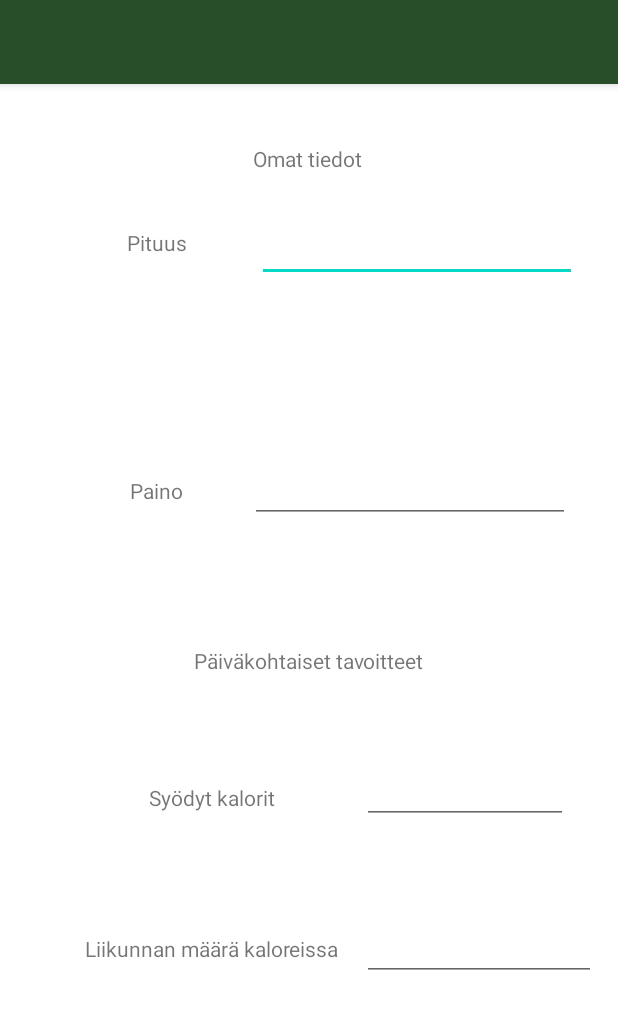
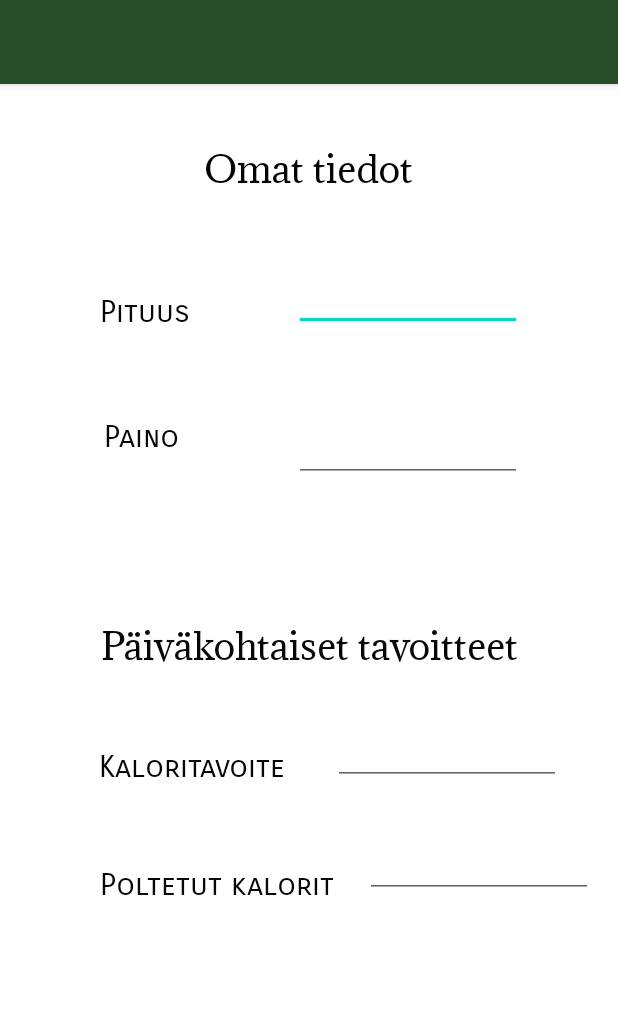
Before and after one commit to Sofvi/HealthHub, an Android app: the UserSettings screen opened directly, with no data from a screen before it, on a phone screen of 412 x 824 dp. Shown: the top 1009 px of the screen. Run offline under Robolectric (Android 15) with nearby library versions, the phone set to English and light mode, and no system bars.

Commit message:
Layout version 4

```diff
--- a/app/src/main/res/layout/activity_exercise.xml
+++ b/app/src/main/res/layout/activity_exercise.xml
@@ -15,8 +15,9 @@
 
     <TextView
         android:id="@+id/textView5"
-        android:layout_width="243dp"
-        android:layout_height="32dp"
+        android:layout_width="339dp"
+        android:layout_height="47dp"
+        android:fontFamily="sans-serif-smallcaps"
         android:text="Lisää uusi liikuntasuoritus"
         android:textAlignment="center"
         android:textColor="#050505"
--- a/app/src/main/res/layout/activity_user_settings.xml
+++ b/app/src/main/res/layout/activity_user_settings.xml
@@ -11,7 +11,11 @@
         android:layout_width="wrap_content"
         android:layout_height="wrap_content"
         android:layout_marginTop="40dp"
+        android:fontFamily="@font/adamina"
         android:text="Omat tiedot"
+        android:textAlignment="center"
+        android:textColor="#040404"
+        android:textSize="24sp"
         app:layout_constraintEnd_toEndOf="parent"
         app:layout_constraintHorizontal_bias="0.498"
         app:layout_constraintStart_toStartOf="parent"
@@ -22,99 +26,135 @@
         android:layout_width="wrap_content"
         android:layout_height="wrap_content"
         android:layout_marginStart="37dp"
-        android:layout_marginTop="96dp"
-        android:text="Pituus"
+        android:layout_marginTop="140dp"
+        android:fontFamily="sans-serif-smallcaps"
+        android:text="@string/pituus"
+        android:textColor="#070707"
+        android:textSize="20sp"
         app:layout_constraintEnd_toStartOf="@+id/et_height"
+        app:layout_constraintHorizontal_bias="0.295"
         app:layout_constraintStart_toStartOf="parent"
         app:layout_constraintTop_toTopOf="parent" />
 
     <TextView
         android:id="@+id/textView8"
-        android:layout_width="wrap_content"
-        android:layout_height="wrap_content"
+        android:layout_width="55dp"
+        android:layout_height="29dp"
         android:layout_marginStart="41dp"
-        android:layout_marginTop="154dp"
-        android:layout_marginBottom="154dp"
-        android:text="Paino"
-        app:layout_constraintBottom_toTopOf="@+id/et_food_goal"
+        android:fontFamily="sans-serif-smallcaps"
+        android:text="@string/paino"
+        android:textAlignment="center"
+        android:textColor="#070707"
+        android:textSize="20sp"
+        app:layout_constraintBottom_toTopOf="@+id/textView9"
         app:layout_constraintEnd_toStartOf="@+id/et_weight"
+        app:layout_constraintHorizontal_bias="0.252"
         app:layout_constraintStart_toStartOf="parent"
-        app:layout_constraintTop_toTopOf="@+id/textView7" />
+        app:layout_constraintTop_toBottomOf="@+id/textView7"
+        app:layout_constraintVertical_bias="0.358" />
 
     <TextView
         android:id="@+id/textView9"
         android:layout_width="wrap_content"
         android:layout_height="wrap_content"
-        android:text="Päiväkohtaiset tavoitteet"
+        android:fontFamily="@font/adamina"
+        android:text="@string/p_iv_kohtaiset_tavoitteet"
+        android:textAlignment="center"
+        android:textColor="#070707"
+        android:textSize="24sp"
         app:layout_constraintBottom_toBottomOf="parent"
         app:layout_constraintEnd_toEndOf="parent"
         app:layout_constraintStart_toStartOf="parent"
-        app:layout_constraintTop_toTopOf="parent" />
+        app:layout_constraintTop_toTopOf="parent"
+        app:layout_constraintVertical_bias="0.487" />
 
     <TextView
         android:id="@+id/textView10"
         android:layout_width="wrap_content"
         android:layout_height="wrap_content"
-        android:text="Syödyt kalorit"
+        android:fontFamily="sans-serif-smallcaps"
+        android:text="@string/kaloritavoite"
+        android:textAlignment="center"
+        android:textColor="#070707"
+        android:textSize="20sp"
         app:layout_constraintBottom_toTopOf="@+id/textView11"
         app:layout_constraintEnd_toEndOf="@+id/textView9"
+        app:layout_constraintHorizontal_bias="0.3"
         app:layout_constraintStart_toStartOf="parent"
-        app:layout_constraintTop_toTopOf="@+id/guideline8" />
+        app:layout_constraintTop_toTopOf="@+id/guideline8"
+        app:layout_constraintVertical_bias="0.523" />
 
     <TextView
         android:id="@+id/textView11"
         android:layout_width="wrap_content"
         android:layout_height="wrap_content"
-        android:text="Liikunnan määrä kaloreissa"
+        android:fontFamily="sans-serif-smallcaps"
+        android:text="@string/poltetut_kalorit"
+        android:textAlignment="center"
+        android:textColor="#070707"
+        android:textSize="20sp"
         app:layout_constraintBottom_toBottomOf="parent"
         app:layout_constraintEnd_toEndOf="@+id/textView9"
+        app:layout_constraintHorizontal_bias="0.349"
         app:layout_constraintStart_toStartOf="parent"
-        app:layout_constraintTop_toTopOf="@+id/guideline8" />
+        app:layout_constraintTop_toTopOf="@+id/guideline8"
+        app:layout_constraintVertical_bias="0.384" />
 
     <EditText
         android:id="@+id/et_height"
-        android:layout_width="wrap_content"
-        android:layout_height="wrap_content"
-        android:layout_marginTop="27dp"
-        android:layout_marginEnd="27dp"
+        android:layout_width="152dp"
+        android:layout_height="59dp"
+        android:layout_marginTop="32dp"
+        android:layout_marginEnd="64dp"
         android:ems="10"
         android:inputType="number"
+        android:textColor="#070707"
         app:layout_constraintEnd_toEndOf="parent"
-        app:layout_constraintTop_toBottomOf="@+id/textView6" />
+        app:layout_constraintTop_toBottomOf="@+id/textView6"
+        tools:ignore="SpeakableTextPresentCheck,TouchTargetSizeCheck" />
 
     <EditText
         android:id="@+id/et_weight"
-        android:layout_width="wrap_content"
-        android:layout_height="wrap_content"
-        android:layout_marginEnd="32dp"
+        android:layout_width="152dp"
+        android:layout_height="59dp"
+        android:layout_marginEnd="64dp"
         android:ems="10"
         android:inputType="number"
+        android:textColor="#070707"
         app:layout_constraintBaseline_toBaselineOf="@+id/textView8"
-        app:layout_constraintEnd_toEndOf="parent" />
+        app:layout_constraintEnd_toEndOf="parent"
+        tools:ignore="TouchTargetSizeCheck,SpeakableTextPresentCheck" />
 
     <EditText
         android:id="@+id/et_food_goal"
-        android:layout_width="137dp"
-        android:layout_height="47dp"
+        android:layout_width="152dp"
+        android:layout_height="59dp"
         android:layout_marginTop="67dp"
         android:layout_marginBottom="69dp"
         android:ems="10"
         android:inputType="number"
+        android:textColor="#070707"
         app:layout_constraintBottom_toTopOf="@+id/textView11"
         app:layout_constraintEnd_toEndOf="parent"
-        app:layout_constraintHorizontal_bias="0.633"
+        app:layout_constraintHorizontal_bias="0.455"
         app:layout_constraintStart_toEndOf="@+id/textView10"
-        app:layout_constraintTop_toTopOf="@+id/textView9" />
+        app:layout_constraintTop_toTopOf="@+id/textView9"
+        app:layout_constraintVertical_bias="0.552"
+        tools:ignore="SpeakableTextPresentCheck" />
 
     <EditText
         android:id="@+id/et_exercise_goal"
-        android:layout_width="156dp"
-        android:layout_height="45dp"
+        android:layout_width="152dp"
+        android:layout_height="59dp"
+        android:layout_marginTop="16dp"
         android:ems="10"
         android:inputType="number"
-        app:layout_constraintBaseline_toBaselineOf="@+id/textView11"
+        android:textColor="#070707"
         app:layout_constraintEnd_toEndOf="parent"
-        app:layout_constraintStart_toEndOf="@+id/textView11" />
+        app:layout_constraintHorizontal_bias="0.567"
+        app:layout_constraintStart_toEndOf="@+id/textView11"
+        app:layout_constraintTop_toBottomOf="@+id/et_food_goal"
+        tools:ignore="TouchTargetSizeCheck,SpeakableTextPresentCheck" />
 
     <androidx.constraintlayout.widget.Guideline
         android:id="@+id/guideline8"
--- a/app/src/main/res/layout/activity_weight.xml
+++ b/app/src/main/res/layout/activity_weight.xml
@@ -10,6 +10,7 @@
         android:id="@+id/textView4"
         android:layout_width="188dp"
         android:layout_height="49dp"
+        android:fontFamily="sans-serif-smallcaps"
         android:text="@string/lis_uusi_paino"
         android:textAlignment="center"
         android:textColor="#050505"
@@ -60,6 +61,7 @@
         android:layout_width="104dp"
         android:layout_height="57dp"
         android:backgroundTint="#274E29"
+        android:fontFamily="sans-serif-smallcaps"
         android:text="@string/lis"
         android:textAlignment="center"
         app:layout_constraintBottom_toTopOf="@+id/guideline5"
@@ -73,6 +75,7 @@
         android:id="@+id/textView6"
         android:layout_width="202dp"
         android:layout_height="49dp"
+        android:fontFamily="@font/adamina"
         android:text="Painonseuranta"
         android:textAlignment="center"
         android:textColor="#050505"
--- a/app/src/main/res/values/strings.xml
+++ b/app/src/main/res/values/strings.xml
@@ -12,6 +12,12 @@
     <string name="lis_uusi_paino">Lisää uusi paino</string>
     <string name="health_hub">Health Hub</string>
     <string name="sinun_hyvinvointisi_tueksi">- Sinun hyvinvointisi tueksi -</string>
+    <string name="omat_tiedot">omat tiedot</string>
+    <string name="p_iv_kohtaiset_tavoitteet">Päiväkohtaiset tavoitteet</string>
+    <string name="paino">Paino</string>
+    <string name="pituus">Pituus</string>
+    <string name="kaloritavoite">Kaloritavoite</string>
+    <string name="poltetut_kalorit">Poltetut kalorit</string>
 
     <string-array name="liikuntamuodot">
         <item>Juoksu</item>
```
Also changed, not shown: app/src/main/res/layout/activity_food.xml (+7 -4 lines), app/src/main/res/layout/activity_main.xml (+69 -58 lines), app/src/main/res/font/adamina.ttf (added).
